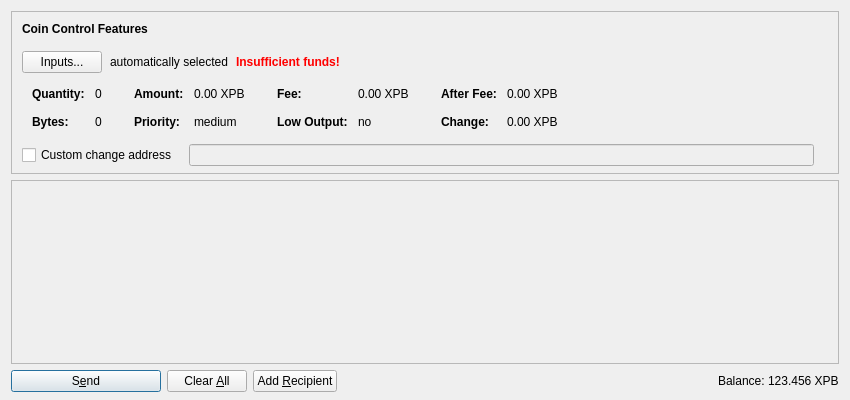
Before: the Qt Designer form src/qtwallet/forms/sendcoinsdialog.ui in xpbcreator/pebblecoin, drawn with Qt 5.
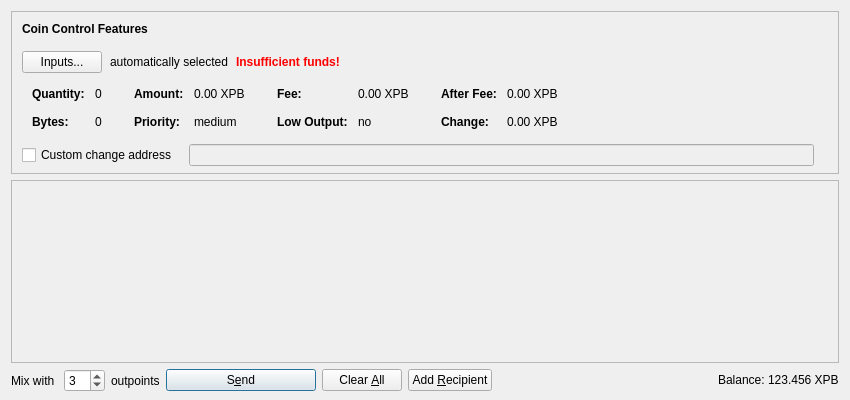
After: the same form once the commit is applied. Icons and pictures are not drawn. Custom widgets are drawn as their Qt base class.

What changed in the file:
```diff
--- a/src/qtwallet/forms/sendcoinsdialog.ui
+++ b/src/qtwallet/forms/sendcoinsdialog.ui
@@ -614,7 +614,7 @@
         <x>0</x>
         <y>0</y>
         <width>830</width>
-        <height>178</height>
+        <height>147</height>
        </rect>
       </property>
       <layout class="QVBoxLayout" name="verticalLayout_2" stretch="0,1">
@@ -656,6 +656,30 @@
    </item>
    <item>
     <layout class="QHBoxLayout" name="horizontalLayout">
+     <item>
+      <widget class="QLabel" name="label_2">
+       <property name="text">
+        <string>Mix with </string>
+       </property>
+      </widget>
+     </item>
+     <item>
+      <widget class="QSpinBox" name="coinMixSpinBox">
+       <property name="toolTip">
+        <string>The amount of other outpoints to mix your transaction with. The higher the number, the greater the anonimity.</string>
+       </property>
+       <property name="value">
+        <number>3</number>
+       </property>
+      </widget>
+     </item>
+     <item>
+      <widget class="QLabel" name="label_3">
+       <property name="text">
+        <string>outpoints</string>
+       </property>
+      </widget>
+     </item>
      <item>
       <widget class="QPushButton" name="sendButton">
        <property name="minimumSize">
```
Left out of the diff: 22 changed lines with no effect on the pictures.
